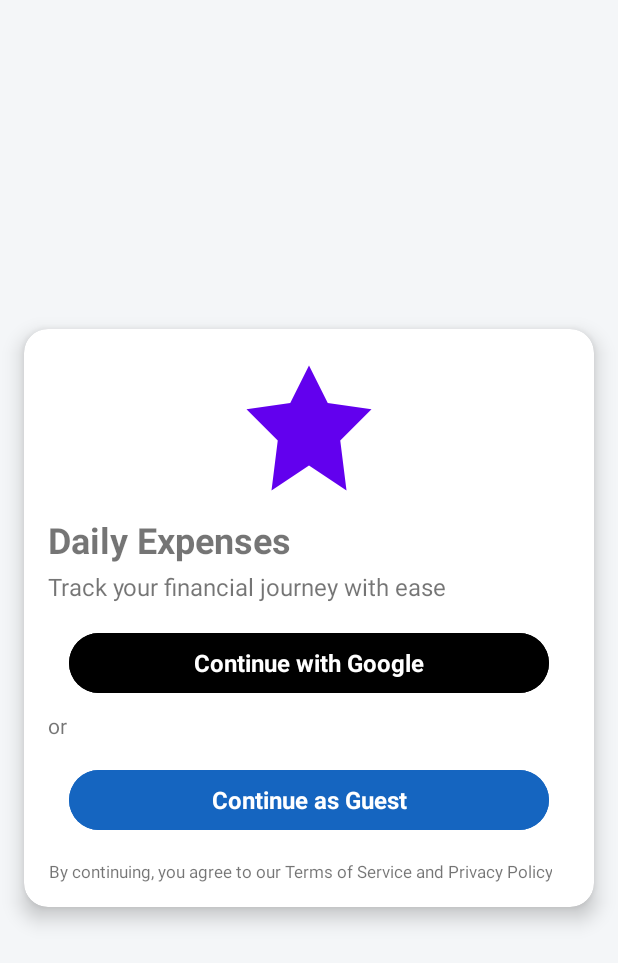
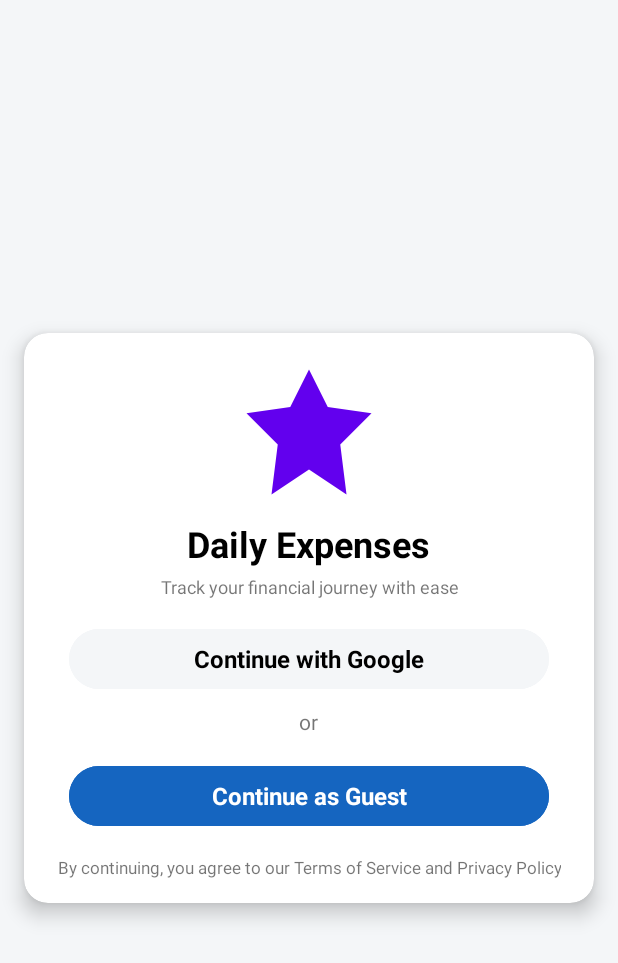
Before and after one commit to prajwal088/daily-expenses-02, an Android app: the layout activity_auth.xml on its own in the app's theme, with its tools: preview values and no code run, on a phone screen of 412 x 824 dp. Shown: the top 963 px of the screen. Run offline under Robolectric (Android 15) with nearby library versions, the phone set to English and light mode, and no system bars.

Commit message:
Added Auth activity java and layout file.

```diff
--- a/app/src/main/res/layout/activity_auth.xml
+++ b/app/src/main/res/layout/activity_auth.xml
@@ -13,16 +13,17 @@
         android:layout_margin="16dp"
         app:cardElevation="8dp"
         app:cardCornerRadius="16dp"
+        app:cardBackgroundColor="@color/card_background"
+        app:layout_constraintTop_toTopOf="parent"
         app:layout_constraintBottom_toBottomOf="parent"
-        app:layout_constraintEnd_toEndOf="parent"
         app:layout_constraintStart_toStartOf="parent"
-        app:layout_constraintTop_toTopOf="parent">
+        app:layout_constraintEnd_toEndOf="parent">
 
         <LinearLayout
             android:layout_width="match_parent"
             android:layout_height="wrap_content"
             android:orientation="vertical"
-            android:textAlignment="center"
+            android:gravity="center_horizontal"
             android:padding="16dp">
 
             <ImageView
@@ -30,8 +31,8 @@
                 android:layout_width="wrap_content"
                 android:layout_height="wrap_content"
                 android:src="@drawable/ic_app_logo"
-                android:contentDescription="@null"
-                android:layout_gravity="center"/>
+                android:contentDescription="@string/app_name"
+                android:layout_gravity="center" />
 
             <TextView
                 android:layout_width="wrap_content"
@@ -39,20 +40,22 @@
                 android:text="@string/app_name"
                 android:textSize="24sp"
                 android:textStyle="bold"
-                android:layout_marginTop="8dp" />
+                android:gravity="center"
+                android:layout_marginTop="8dp"
+                android:textColor="@color/textPrimary"/>
 
             <TextView
                 android:layout_width="wrap_content"
                 android:layout_height="wrap_content"
                 android:text="@string/track_your_financial_journey_with_ease"
-                android:textSize="16sp"
+                android:textSize="12sp"
+                android:gravity="center"
                 android:layout_marginTop="4dp" />
 
             <FrameLayout
                 android:layout_width="wrap_content"
                 android:layout_height="wrap_content"
-                android:layout_marginTop="16dp"
-                android:layout_gravity="center_horizontal">
+                android:layout_marginTop="16dp">
 
                 <com.google.android.material.button.MaterialButton
                     android:id="@+id/btn_google"
@@ -61,23 +64,22 @@
                     android:text="@string/continue_with_google"
                     android:textSize="16sp"
                     android:textStyle="bold"
-                    android:backgroundTint="@color/black"
-                    android:textColor="@android:color/white"
-                    style="@style/Widget.Material3.Button"
-                    android:layout_gravity="center" />
+                    android:backgroundTint="@color/background_color"
+                    android:textColor="@color/textPrimary"
+                    style="@style/Widget.Material3.Button"/>
             </FrameLayout>
 
             <TextView
                 android:layout_width="wrap_content"
                 android:layout_height="wrap_content"
                 android:text="@string/or"
-                android:layout_marginTop="8dp" />
+                android:layout_marginTop="8dp"
+                android:gravity="center" />
 
             <FrameLayout
                 android:layout_width="wrap_content"
                 android:layout_height="wrap_content"
-                android:layout_marginTop="16dp"
-                android:layout_gravity="center_horizontal">
+                android:layout_marginTop="16dp">
 
                 <com.google.android.material.button.MaterialButton
                     android:id="@+id/btn_guest"
@@ -88,16 +90,15 @@
                     android:textStyle="bold"
                     android:backgroundTint="@color/dark_blue"
                     android:textColor="@android:color/white"
-                    style="@style/Widget.Material3.Button"
-                    android:layout_gravity="center" />
+                    style="@style/Widget.Material3.Button"/>
             </FrameLayout>
 
             <ProgressBar
                 android:id="@+id/progressBar"
-                android:layout_width="wrap_content"
-                android:layout_height="wrap_content"
-                android:layout_gravity="center"
+                android:layout_width="48dp"
+                android:layout_height="48dp"
                 android:layout_marginTop="16dp"
+                android:contentDescription="@string/loading"
                 android:visibility="gone" />
 
             <TextView
```
Also changed, not shown: app/src/main/java/com/prajwaldarekar/dailyexpenses02/activities/AuthActivity.java (added, +61 -0 lines).
